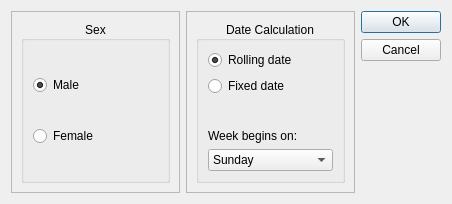
First picture: the form in src/user_settings.ui, repository minorsecond/BuzzBot, before the edit.
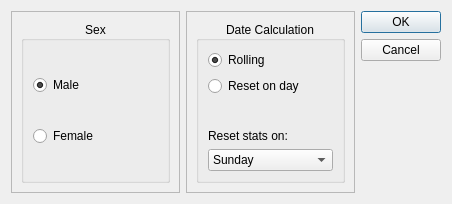
Second picture: the form after the edit.

Commit message: Disable fixed day input if rolling day selected

The edit to the form file:
```diff
--- a/src/user_settings.ui
+++ b/src/user_settings.ui
@@ -80,21 +80,21 @@
          <item row="3" column="0">
           <widget class="QLabel" name="weekdayStartLabel">
            <property name="text">
-            <string>Week begins on:</string>
+            <string>Reset stats on:</string>
            </property>
           </widget>
          </item>
          <item row="1" column="0">
           <widget class="QRadioButton" name="fixedDateRadioButton">
            <property name="text">
-            <string>Fixed date</string>
+            <string>Reset on day</string>
            </property>
           </widget>
          </item>
          <item row="0" column="0">
           <widget class="QRadioButton" name="rollingDateRadioButton">
            <property name="text">
-            <string>Rolling date</string>
+            <string>Rolling</string>
            </property>
            <property name="checked">
             <bool>true</bool>
```
The commit also changes 3 other files.
